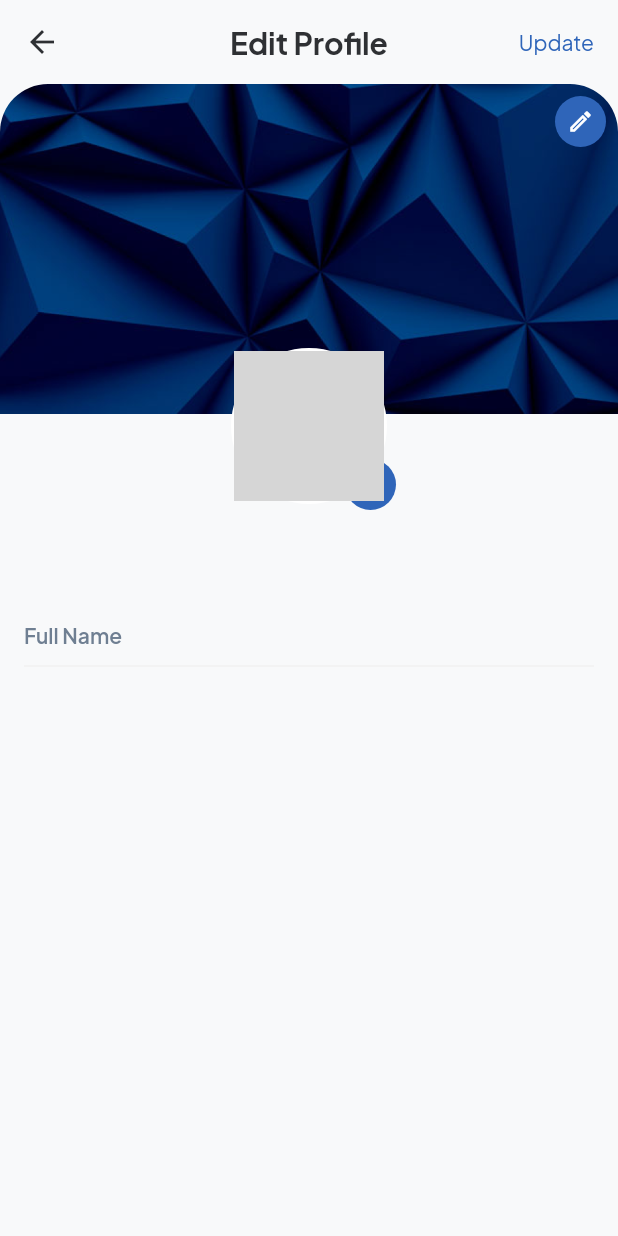
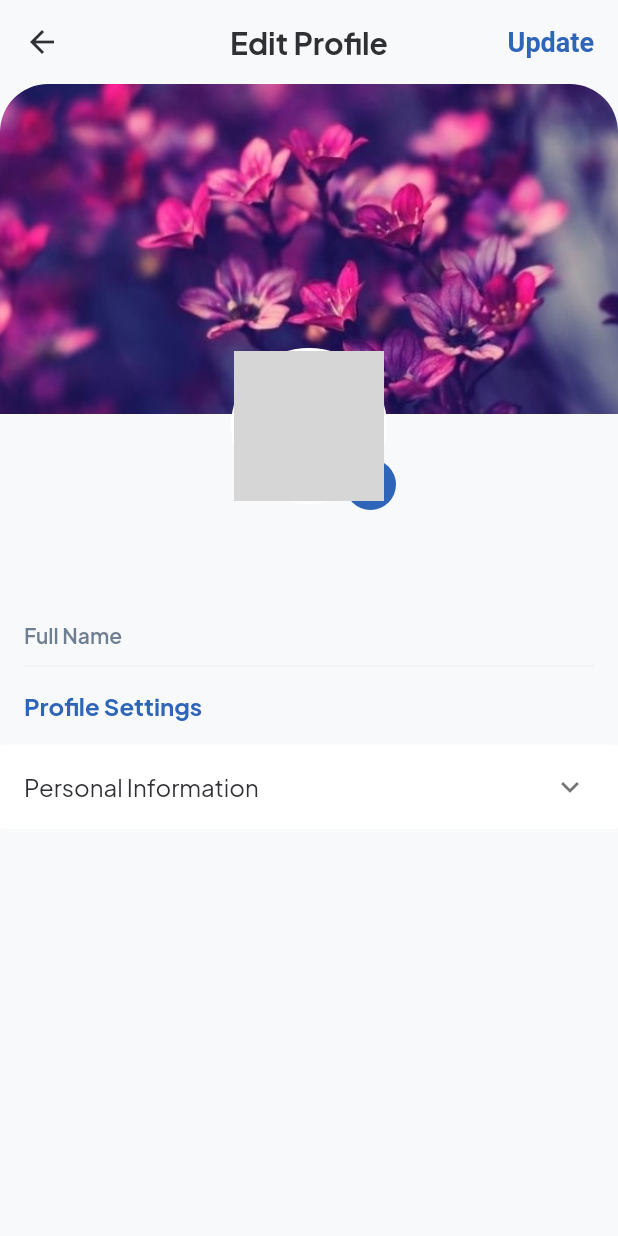
Before and after one commit to tranduc01/fsa-mobile, a Flutter app: the EditProfileScreen screen opened directly, after a tap on the "edit" icon, on a phone screen of 412 x 824 dp. Run offline on Flutter 3.47's test engine with Material 2 defaults, Android fonts, the light colour scheme and no system bars; drawn by our look-alikes of nb_utils; our stand-ins replace cached_network_image, carousel_slider, file_picker, firebase_auth, firebase_core, firebase_crashlytics and 19 more; missing offline and left inert: appinio_video_player, audio_session, flutter_custom_tabs, flutter_mentions, flutter_portal, giphy_get and 5 more; accounts and stored records are empty; generated files the repository leaves out were written again; network calls fail; statements that could not run were skipped; grey boxes are pictures that could not be loaded.

```diff
--- a/lib/controllers/gallery_controller.dart
+++ b/lib/controllers/gallery_controller.dart
@@ -14,6 +14,7 @@ class GalleryController extends GetxController {
   var isCreateSuccess = false.obs;
   var isDeleteSuccess = false.obs;
   var isUpdateSuccess = false.obs;
+  var isError = false.obs;
 
   @override
   void onInit() {
@@ -36,6 +37,7 @@ class GalleryController extends GetxController {
       return albums.value =
           (result['items'] as List).map((e) => Album.fromJson(e)).toList();
     } else {
+      isError(true);
       print('Request failed with status: ${response.statusCode}');
       throw Exception('Failed to load album');
     }
@@ -117,7 +119,7 @@ class GalleryController extends GetxController {
       }
 
       request.fields['title'] = album.title!;
-      request.fields['description'] = album.description!;
+      request.fields['description'] = album.description ?? "";
 
       var response = await request.send();
       if (response.statusCode == 200) {
--- a/lib/screens/gallery/components/album_upload_component.dart
+++ b/lib/screens/gallery/components/album_upload_component.dart
@@ -84,7 +84,6 @@ class _AlbumUploadScreenState extends State<AlbumUploadScreen> {
           setState(() {});
           appStore.setLoading(false);
         });
-        log('MediaList: ${mediaList.length}');
       }
     }
   }
@@ -182,7 +181,7 @@ class _AlbumUploadScreenState extends State<AlbumUploadScreen> {
                   alignment: Alignment.center,
                   child: appButton(
                     text: language.upload,
-                    onTap: () {
+                    onTap: () async {
                       showDialog(
                           context: context,
                           barrierDismissible: false,
@@ -197,7 +196,7 @@ class _AlbumUploadScreenState extends State<AlbumUploadScreen> {
                               ),
                             );
                           });
-                      galleryController.updateAlbum(
+                      await galleryController.updateAlbum(
                           widget.album!, mediaList, null);
                       Future.delayed(Duration(seconds: 3), () {
                         if (galleryController.isUpdateSuccess.value) {
--- a/lib/screens/gallery/screens/gallery_screen.dart
+++ b/lib/screens/gallery/screens/gallery_screen.dart
@@ -129,8 +129,7 @@ class _GalleryScreenState extends State<GalleryScreen> {
                           if (galleryController.albums.isEmpty)
                             SizedBox(
                               height: MediaQuery.of(context).size.height * 0.74,
-                              child: !widget.canEdit.validate() &&
-                                      !appStore.isLoading
+                              child: galleryController.isError.value
                                   ? NoDataWidget(
                                       imageWidget: NoDataLottieWidget(),
                                       title: language.noDataFound,
--- a/lib/screens/profile/screens/edit_profile_screen.dart
+++ b/lib/screens/profile/screens/edit_profile_screen.dart
@@ -2,6 +2,7 @@ import 'dart:io';
 
 import 'package:flutter/material.dart';
 import 'package:flutter_mobx/flutter_mobx.dart';
+import 'package:get/get_connect/http/src/utils/utils.dart';
 import 'package:nb_utils/nb_utils.dart';
 import 'package:socialv/components/file_picker_dialog_component.dart';
 import 'package:socialv/components/loading_widget.dart';
@@ -19,11 +20,13 @@ class EditProfileScreen extends StatefulWidget {
 
 class _EditProfileScreenState extends State<EditProfileScreen> {
   String avatarUrl = appStore.loginAvatarUrl;
-  String coverImage = AppImages.profileBackgroundImage;
 
-  List<ProfileFieldModel> fieldList = [];
-
-  bool isCover = false;
+  List<ProfileFieldModel> fieldList = [
+    ProfileFieldModel(
+        fields: [Field(id: 1, isRequired: true, label: 'Email', type: 'text')],
+        groupId: 1,
+        groupName: 'Personal Information'),
+  ];
 
   TextEditingController nameCont = TextEditingController();
 
@@ -34,7 +37,6 @@ class _EditProfileScreenState extends State<EditProfileScreen> {
   FocusNode bio = FocusNode();
 
   File? avatarImage;
-  File? cover;
 
   @override
   void initState() {
@@ -50,31 +52,16 @@ class _EditProfileScreenState extends State<EditProfileScreen> {
 
     avatarUrl = appStore.loginAvatarUrl;
     nameCont.text = appStore.loginFullName;
-    nameCont.selection = TextSelection.fromPosition(TextPosition(offset: nameCont.text.length));
+    nameCont.selection =
+        TextSelection.fromPosition(TextPosition(offset: nameCont.text.length));
     setState(() {});
-
-    await getMemberCoverImage(id: appStore.loginUserId).then((value) {
-      coverImage = value.first.image.validate();
-      isCover = true;
-      setState(() {});
-    }).catchError((e) {
-      coverImage = AppImages.profileBackgroundImage;
-      isCover = false;
-    });
   }
 
   Future<void> getFiledList() async {
-    appStore.setLoading(true);
+    //appStore.setLoading(true);
     isDetailChange = false;
 
-    await getProfileFields().then((value) {
-      fieldList = value;
-      setState(() {});
-      appStore.setLoading(false);
-    }).catchError((e) {
-      appStore.setLoading(false);
-      toast(e.toString(), print: true);
-    });
+    fieldList = fieldList;
     setState(() {});
   }
 
@@ -89,7 +76,7 @@ class _EditProfileScreenState extends State<EditProfileScreen> {
           appStore.setLoginFullName(value.name.validate());
           toast(language.profileUpdatedSuccessfully, print: true);
 
-          if (avatarImage == null && cover == null) {
+          if (avatarImage == null) {
             appStore.setLoading(false);
             finish(context, true);
           }
@@ -101,27 +88,12 @@ class _EditProfileScreenState extends State<EditProfileScreen> {
 
       if (avatarImage != null) {
         appStore.setLoading(true);
-        await attachMemberImage(id: appStore.loginUserId, image: avatarImage).then((value) {
+        await attachMemberImage(id: appStore.loginUserId, image: avatarImage)
+            .then((value) {
           init();
-          if (cover == null) {
-            appStore.setLoading(false);
-            finish(context, true);
-          }
         }).catchError((e) {
           appStore.setLoading(false);
           toast(language.somethingWentWrong);
-        });
-      }
-
-      if (cover != null) {
-        appStore.setLoading(true);
-        await attachMemberImage(id: appStore.loginUserId, image: cover, isCover: true).then((value) {
-          LiveStream().emit(OnAddPostProfile);
-          appStore.setLoading(false);
-          finish(context, true);
-        }).catchError((e) {
-          appStore.setLoading(false);
-          toast(e.toString());
         });
       }
     });
@@ -154,11 +126,31 @@ class _EditProfileScreenState extends State<EditProfileScreen> {
             actions: [
               TextButton(
                 onPressed: () async {
-                  if (!appStore.isLoading) update();
+                  showDialog(
+                      context: context,
+                      barrierDismissible: false,
+                      builder: (context) {
+                        return Dialog(
+                          shadowColor: Colors.transparent,
+                          backgroundColor: Colors.transparent,
+                          child: Image.asset(
+                            'assets/icons/loading.gif',
+                            height: 180,
+                            width: 180,
+                          ),
+                        );
+                      });
+                  Future.delayed(Duration(seconds: 5), () {
+                    Navigator.pop(context);
+                  });
                 },
                 child: Text(
                   language.update.capitalizeFirstLetter(),
-                  style: secondaryTextStyle(color: context.primaryColor),
+                  style: secondaryTextStyle(
+                      color: context.primaryColor,
+                      weight: FontWeight.bold,
+                      fontFamily: 'Roboto',
+                      size: 18),
                 ),
               ).paddingSymmetric(vertical: 8, horizontal: 8),
             ],
@@ -173,67 +165,24 @@ class _EditProfileScreenState extends State<EditProfileScreen> {
                       child: Stack(
                         alignment: Alignment.topCenter,
                         children: [
-                          cover == null
-                              ? cachedImage(
-                                  coverImage,
-                                  width: context.width(),
-                                  height: 220,
-                                  fit: BoxFit.cover,
-                                ).cornerRadiusWithClipRRectOnly(topLeft: defaultRadius.toInt(), topRight: defaultRadius.toInt())
-                              : Image.file(
-                                  File(cover!.path.validate()),
-                                  width: context.width(),
-                                  height: 220,
-                                  fit: BoxFit.cover,
-                                ).cornerRadiusWithClipRRectOnly(topLeft: defaultRadius.toInt(), topRight: defaultRadius.toInt()),
-                          Positioned(
-                            right: 8,
-                            top: 8,
-                            child: GestureDetector(
-                              onTap: () async {
-                                if (!appStore.isLoading) {
-                                  FileTypes? file = await showInDialog(
-                                    context,
-                                    contentPadding: EdgeInsets.symmetric(vertical: 16),
-                                    title: Text(language.chooseAnAction, style: boldTextStyle()),
-                                    builder: (p0) {
-                                      return FilePickerDialog(isSelected: !isCover);
-                                    },
-                                  );
-                                  if (file != null) {
-                                    if (file == FileTypes.CANCEL) {
-                                      ifNotTester(() async {
-                                        appStore.setLoading(true);
-                                        await deleteMemberCoverImage(id: appStore.loginUserId.toInt()).then((value) {
-                                          toast(language.coverImageRemovedSuccessfully);
-                                          init();
-                                        }).catchError((e) {
-                                          appStore.setLoading(false);
-                                          toast(language.cRemoveCoverImage);
-                                        });
-                                      });
-                                    } else {
-                                      cover = await getImageSource(isCamera: file == FileTypes.CAMERA ? true : false);
-                                      setState(() {});
-                                      appStore.setLoading(false);
-                                    }
-                                  }
-                                }
-                              },
-                              child: Container(
-                                padding: EdgeInsets.all(8),
-                                decoration: BoxDecoration(color: appColorPrimary, borderRadius: radius(100)),
-                                child: Icon(Icons.edit_outlined, color: Colors.white, size: 18),
-                              ),
-                            ),
-                          ),
+                          Image.asset(
+                            'assets/images/cover.jpg',
+                            width: context.width(),
+                            height: 220,
+                            fit: BoxFit.cover,
+                          ).cornerRadiusWithClipRRectOnly(
+                              topLeft: defaultRadius.toInt(),
+                              topRight: defaultRadius.toInt()),
                           Positioned(
                             bottom: 0,
                             child: Stack(
                               clipBehavior: Clip.none,
                               children: [
                                 Container(
-                                  decoration: BoxDecoration(border: Border.all(color: Colors.white, width: 2), shape: BoxShape.circle),
+                                  decoration: BoxDecoration(
+                                      border: Border.all(
+                                          color: Colors.white, width: 2),
+                                      shape: BoxShape.circle),
                                   child: avatarImage == null
                                       ? cachedImage(
                                           avatarUrl,
@@ -256,38 +205,34 @@ class _EditProfileScreenState extends State<EditProfileScreen> {
                                       if (!appStore.isLoading) {
                                         FileTypes? file = await showInDialog(
                                           context,
-                                          contentPadding: EdgeInsets.symmetric(vertical: 16),
-                                          title: Text(language.chooseAnAction, style: boldTextStyle()),
+                                          contentPadding: EdgeInsets.symmetric(
+                                              vertical: 16),
+                                          title: Text(language.chooseAnAction,
+                                              style: boldTextStyle()),
                                           builder: (p0) {
-                                            return FilePickerDialog(isSelected: avatarUrl.contains(AppImages.defaultAvatarUrl));
+                                            return FilePickerDialog(
+                                                isSelected: true);
                                           },
                                         );
 
                                         if (file != null) {
-                                          if (file == FileTypes.CANCEL) {
-                                            ifNotTester(() async {
-                                              appStore.setLoading(true);
-                                              await deleteMemberAvatarImage(id: appStore.loginUserId).then((value) {
-                                                avatarUrl = appStore.loginAvatarUrl;
-                                                setState(() {});
-                                              }).catchError((e) {
-                                                appStore.setLoading(false);
-                                                toast(language.somethingWentWrong);
-                                              });
-                                            });
-                                          } else {
-                                            avatarImage = await getImageSource(isCamera: file == FileTypes.CAMERA ? true : false);
-                                            setState(() {});
-                                            appStore.setLoading(false);
-                                          }
+                                          avatarImage = await getImageSource(
+                                              isCamera: file == FileTypes.CAMERA
+                                                  ? true
+                                                  : false);
+                                          setState(() {});
+                                          appStore.setLoading(false);
                                         }
                                       }
                                     },
                                     child: Container(
                                       clipBehavior: Clip.antiAlias,
                                       padding: EdgeInsets.all(8),
-                                      decoration: BoxDecoration(color: appColorPrimary, shape: BoxShape.circle),
-                                      child: Icon(Icons.edit_outlined, color: Colors.white, size: 18),
+                                      decoration: BoxDecoration(
+                                          color: appColorPrimary,
+                                          shape: BoxShape.circle),
+                                      child: Icon(Icons.edit_outlined,
+                                          color: Colors.white, size: 18),
                                     ),
                                   ),
                                 )
@@ -329,14 +274,18 @@ class _EditProfileScreenState extends State<EditProfileScreen> {
                                 value: e.groupId.validate(),
                                 canTapOnHeader: true,
                                 backgroundColor: context.cardColor,
-                                headerBuilder: (BuildContext context, bool isExpanded) {
+                                headerBuilder:
+                                    (BuildContext context, bool isExpanded) {
                                   if (isExpanded) {
                                     group = e;
                                   }
                                   return ListTile(
                                     title: Text(
                                       e.groupName.validate(),
-                                      style: primaryTextStyle(color: isExpanded ? context.primaryColor : context.iconColor),
+                                      style: primaryTextStyle(
+                                          color: isExpanded
+                                              ? context.primaryColor
+                                              : context.iconColor),
                                     ),
                                   );
                                 },
```
Also changed, not shown: lib/screens/profile/components/expansion_body.dart (+15 -5 lines), 2 other files.
